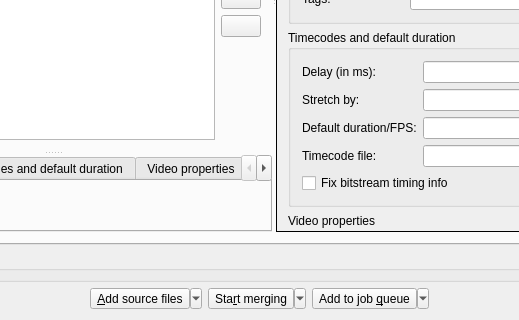
Above: src/mkvtoolnix-gui/forms/merge/tab.ui from jpsdr/MKVToolnix-Windows-7 before the change; both pictures show x 190 to 709 and y 291 to 611 of the 898 by 611 pixel window. Below: the same form after it.
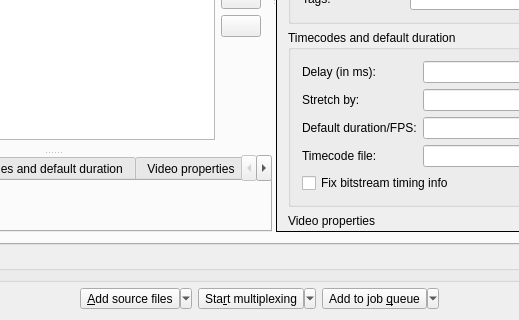
That is the form after the change. Icons and pictures are not drawn. Custom widgets are drawn as their Qt base class.

Patch:
```diff
--- a/src/mkvtoolnix-gui/forms/merge/tab.ui
+++ b/src/mkvtoolnix-gui/forms/merge/tab.ui
@@ -1791,7 +1791,7 @@
      <item>
       <widget class="QToolButton" name="startMuxing">
        <property name="text">
-        <string>Sta&amp;rt merging</string>
+        <string>Sta&amp;rt multiplexing</string>
        </property>
        <property name="icon">
         <iconset resource="../../qt_resources.qrc">
```
